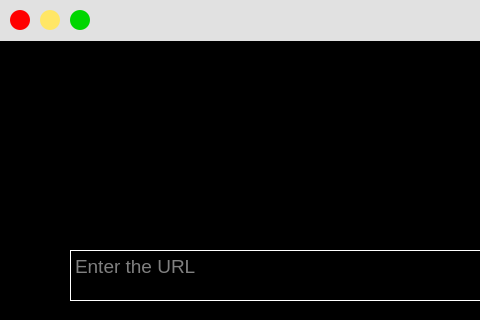
First picture: the form in Resources/template.ui, repository hsmaharaj1/youvloader, before the edit; both pictures show x 0 to 480 and y 0 to 320 of the 900 by 600 pixel window.
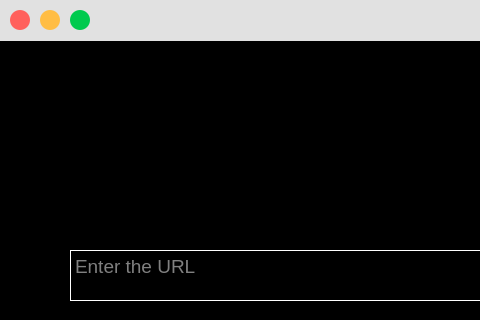
Second picture: the form after the edit. Icons and pictures are not drawn.

```diff
--- a/Resources/template.ui
+++ b/Resources/template.ui
@@ -69,7 +69,7 @@
     </property>
     <property name="styleSheet">
      <string notr="true">border-radius: 10px;
-background-color: rgb(255, 0, 0);</string>
+background-color: rgb(255, 96, 92);</string>
     </property>
     <property name="text">
      <string/>
@@ -89,7 +89,7 @@
     </property>
     <property name="styleSheet">
      <string notr="true">border-radius: 10px;
-background-color:rgb(255, 230, 101);</string>
+background-color:rgb(255, 189, 68);</string>
     </property>
     <property name="text">
      <string/>
@@ -116,7 +116,7 @@
     </property>
     <property name="styleSheet">
      <string notr="true">border-radius: 10px;
-background-color: rgb(0, 214, 0);</string>
+background-color: rgb(0, 202, 78);</string>
     </property>
     <property name="text">
      <string/>
```
